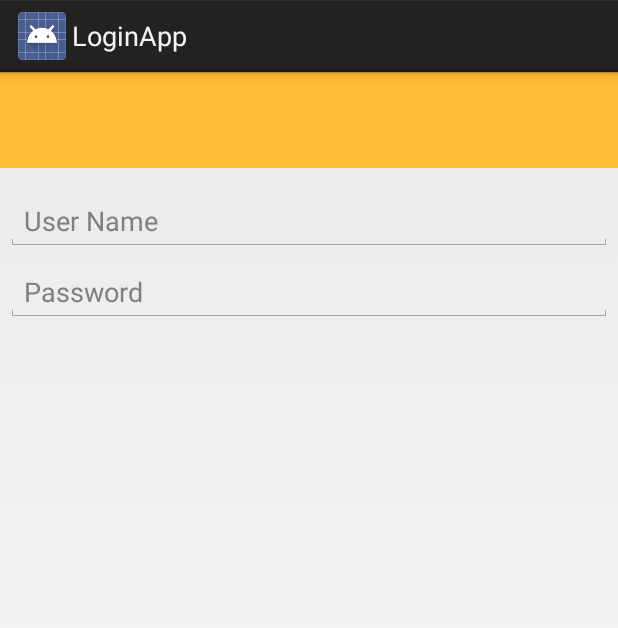
After one commit to littleyang/loginapp, an Android app: the layout dialog_signin.xml on its own in the app's theme, with its tools: preview values and no code run, on a phone screen of 412 x 824 dp. The commit adds this screen. Shown: the top 628 px of the screen. Run offline under Robolectric (Android 15) with nearby library versions, the phone set to English and light mode, and no system bars.

Commit message:
android UI, Custom dialog by XML

```diff
--- /dev/null
+++ b/app/src/main/java/com/example/yangyang/loginapp/CustomDialogByXml.java
@@ -0,0 +1,38 @@
+package com.example.yangyang.loginapp;
+
+import android.app.AlertDialog;
+import android.app.Dialog;
+import android.app.DialogFragment;
+import android.content.DialogInterface;
+import android.os.Bundle;
+import android.view.LayoutInflater;
+
+/**
+ * Created by yangyang on 14-9-23.
+ */
+public class CustomDialogByXml extends DialogFragment {
+    @Override
+    public Dialog onCreateDialog(Bundle savedInstanceState) {
+
+        // create alert Dialog Builder
+        AlertDialog.Builder builder = new AlertDialog.Builder(getActivity());
+        // get layout inflater
+        LayoutInflater inflater = getActivity().getLayoutInflater();
+
+        builder.setView(inflater.inflate(R.layout.dialog_signin,null));
+
+        // set ok and cancel button
+        builder.setPositiveButton(R.string.ok_button,new DialogInterface.OnClickListener() {
+            @Override
+            public void onClick(DialogInterface dialogInterface, int i) {
+
+            }
+        }).setNegativeButton(R.string.cancle,new DialogInterface.OnClickListener() {
+            @Override
+            public void onClick(DialogInterface dialogInterface, int i) {
+
+            }
+        });
+        return builder.create();
+    }
+}
--- /dev/null
+++ b/app/src/main/res/layout/dialog_signin.xml
@@ -0,0 +1,37 @@
+<?xml version="1.0" encoding="utf-8"?>
+
+<LinearLayout xmlns:android="http://schemas.android.com/apk/res/android"
+    android:orientation="vertical" android:layout_width="match_parent"
+    android:layout_height="match_parent">
+
+    <ImageView
+        android:layout_width="match_parent"
+        android:layout_height="64dp"
+        android:scaleType="center"
+        android:background="#FFFFBB33"
+        android:id="@+id/imageView"
+        android:layout_gravity="center_horizontal"
+        android:contentDescription="@string/CustomDialog"
+        />
+    <EditText
+        android:id="@+id/username"
+        android:inputType="textEmailAddress"
+        android:layout_width="match_parent"
+        android:layout_height="wrap_content"
+        android:layout_marginTop="16dp"
+        android:layout_marginLeft="4dp"
+        android:layout_marginRight="4dp"
+        android:layout_marginBottom="4dp"
+        android:hint="@string/username" />
+    <EditText
+        android:id="@+id/password"
+        android:inputType="textPassword"
+        android:layout_width="match_parent"
+        android:layout_height="wrap_content"
+        android:layout_marginTop="4dp"
+        android:layout_marginLeft="4dp"
+        android:layout_marginRight="4dp"
+        android:layout_marginBottom="16dp"
+        android:fontFamily="sans-serif"
+        android:hint="@string/password"/>
+</LinearLayout>
--- a/app/src/main/res/values/strings.xml
+++ b/app/src/main/res/values/strings.xml
@@ -24,6 +24,9 @@
     <string name="ninjas">Ninjas</string>
     <string name="pick_time">Time</string>
     <string name="pick_date">Date</string>
+    <string name="CustomDialog">CustomDialog</string>
+    <string name="username">User Name</string>
+    <string name="password">Password</string>
 
     <string-array name="planets_array">
         <item>Mercury</item>
```
